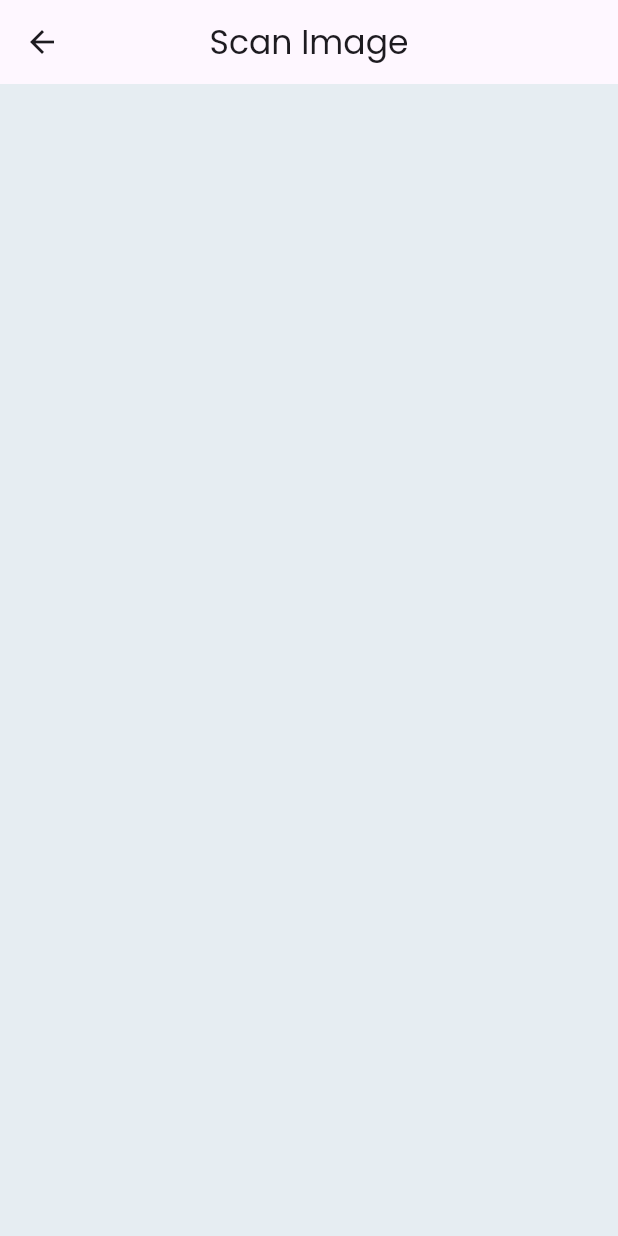
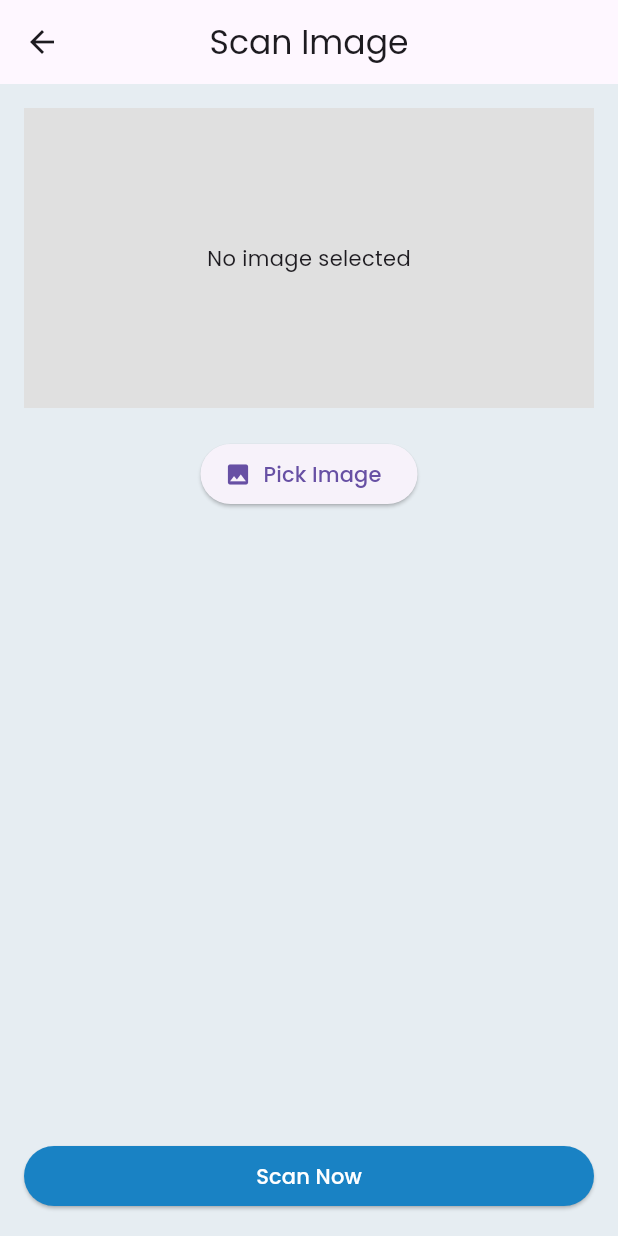
Before and after one commit to x3nozite/Lumen, a Flutter app: the InputImageScreen screen opened directly, on a phone screen of 412 x 824 dp. Run offline on Flutter 3.47's test engine with Material 3 defaults, Android fonts, the phone set to English and light mode, and no system bars; our stand-ins replace image_picker.

Commit message:
added image input field

```diff
--- a/frontend/lib/screens/scan/input/inputimage.dart
+++ b/frontend/lib/screens/scan/input/inputimage.dart
@@ -2,14 +2,94 @@ import 'package:flutter/material.dart';
 import 'dart:io';
 import 'package:image_picker/image_picker.dart';
 
-class InputImageScreen extends StatelessWidget {
+
+
+class InputImageScreen extends StatefulWidget {
   const InputImageScreen({super.key});
+
+  @override
+  _ImagePickerState createState() => _ImagePickerState();
+
+}
+
+class _ImagePickerState extends State<InputImageScreen> {
+  File? _selectedImage;
+  final ImagePicker _picker = ImagePicker();
+
+  Future<void> _pickImage() async {
+    final XFile? image = await _picker.pickImage(source: ImageSource.gallery);
+    if (image != null) {
+      setState(() {
+        _selectedImage = File(image.path);
+      });
+    }
+  }
+
+  void _submitImage() {
+    if (_selectedImage == null) {
+      ScaffoldMessenger.of(context).showSnackBar(
+        SnackBar(content: Text('Please select an image first')),
+      );
+    } else {
+      // Do something with the image (e.g., upload, print path)
+      print('Selected image path: ${_selectedImage!.path}');
+      ScaffoldMessenger.of(context).showSnackBar(
+        SnackBar(content: Text('Image submitted!')),
+      );
+    }
+  }
+
 
   @override
   Widget build(BuildContext context) {
     return Scaffold(
       backgroundColor: Theme.of(context).primaryColor,
       appBar: AppBar(title: Text('Scan Image'), centerTitle: true),
+
+      body: _imageField(context)
     );
   }
+
+  Padding _imageField(BuildContext context) {
+    return Padding(
+      padding: EdgeInsets.all(16),
+      child: Column(
+        children: [
+          _selectedImage != null
+              ? Image.file(
+                  _selectedImage!,
+                  height: 200,
+                  width: double.infinity,
+                  fit: BoxFit.cover,
+                )
+              : Container(
+                  height: 200,
+                  color: Colors.grey[300],
+                  child: Center(child: Text('No image selected')),
+
+                ),
+          SizedBox(height: 20),
+          ElevatedButton.icon(
+            onPressed: _pickImage,
+            icon: Icon(Icons.image),
+            label: Text('Pick Image'),
+          ),
+          SizedBox(height: 20),
+          Spacer(),
+          SizedBox(
+            width: double.infinity,
+            child: ElevatedButton(
+              onPressed: () {},
+              style: ElevatedButton.styleFrom(
+                backgroundColor: const Color(0xFF1982C4),
+                foregroundColor: Colors.white,
+              ),
+              child: Text('Scan Now'),
+            ),
+          ),
+        ],
+      ),
+    );
+  }
+
 }
```
